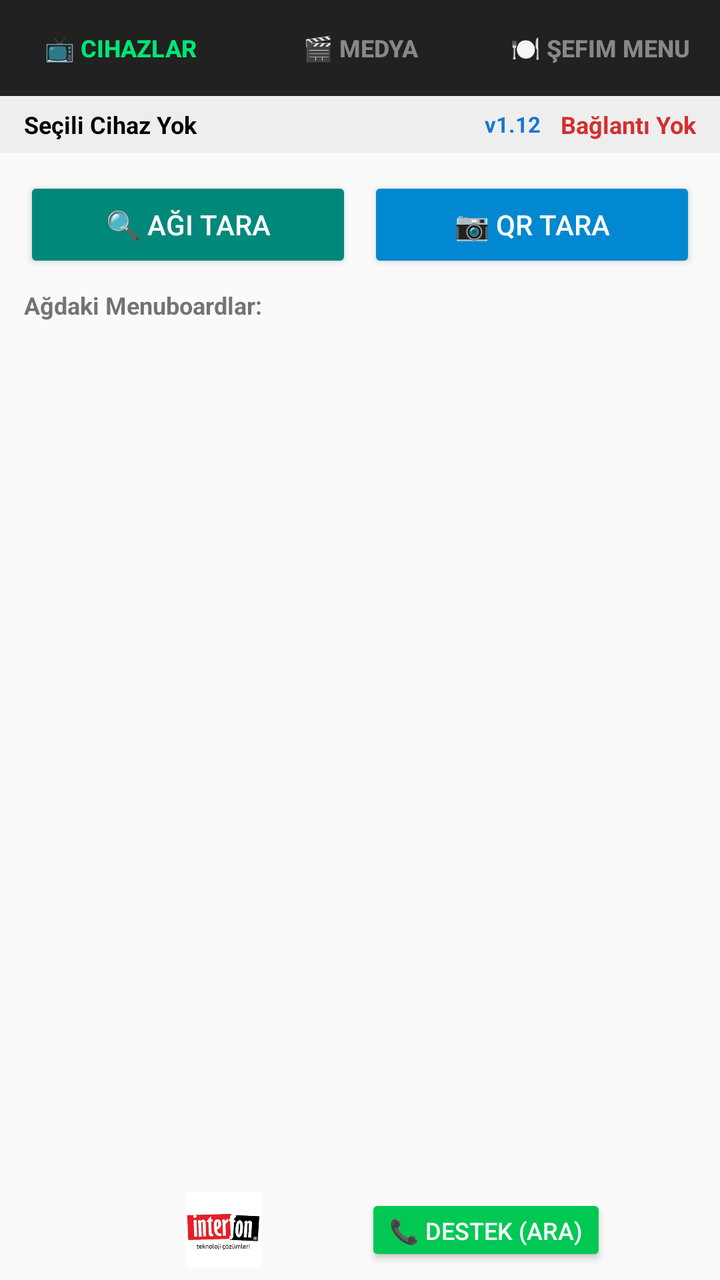
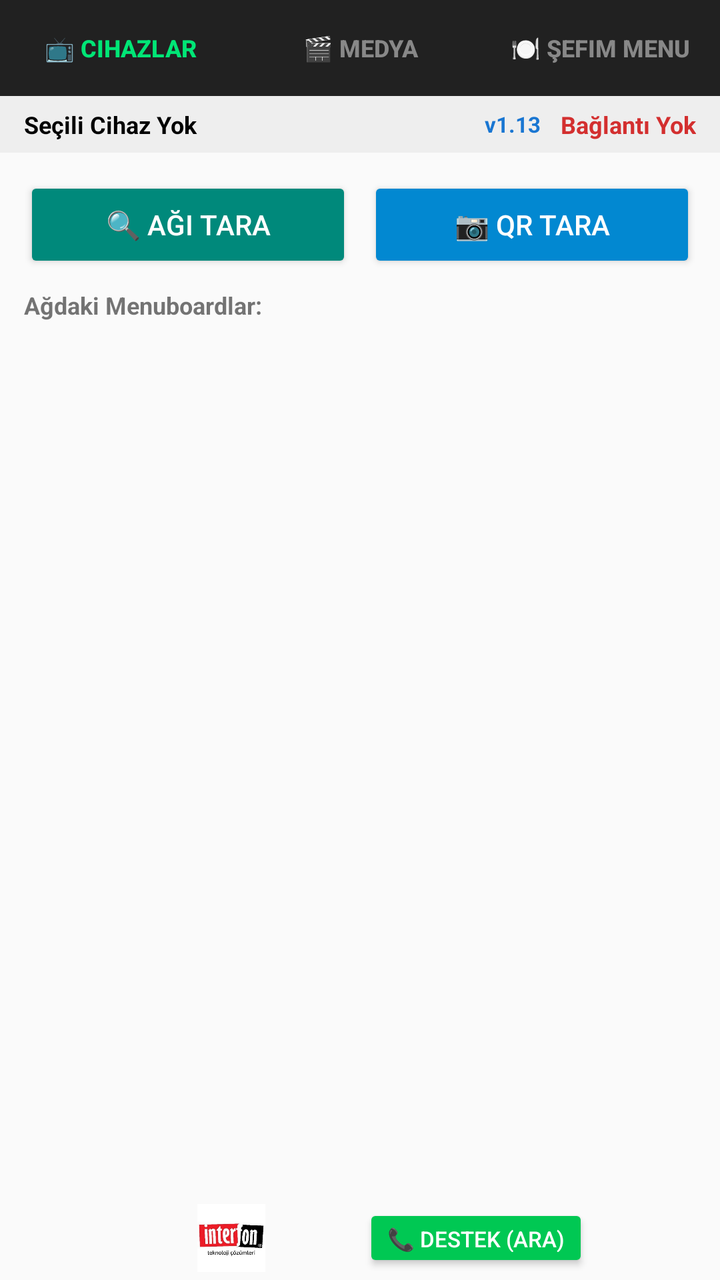

Screens rendered from an Android XML layout before and after an edit, with the pre-edit source and the edit as a unified diff.
<!-- AndroidManifest.xml: application theme Theme.AppCompat.Light.DarkActionBar -->
<!-- res/layout/activity_main.xml -->
<?xml version="1.0" encoding="utf-8"?>
<LinearLayout xmlns:android="http://schemas.android.com/apk/res/android"
    android:layout_width="match_parent"
    android:layout_height="match_parent"
    android:orientation="vertical">

    
    <LinearLayout
        android:layout_width="match_parent"
        android:layout_height="48dp"
        android:background="#212121"
        android:orientation="horizontal">

        <Button
            android:id="@+id/tabDevices"
            android:layout_width="0dp"
            android:layout_height="match_parent"
            android:layout_weight="1"
            android:background="?selectableItemBackground"
            android:text="📺 Cihazlar"
            android:textColor="#00E676"
            android:textSize="12sp"
            android:textStyle="bold" />

        <Button
            android:id="@+id/tabMedia"
            android:layout_width="0dp"
            android:layout_height="match_parent"
            android:layout_weight="1"
            android:background="?selectableItemBackground"
            android:text="🎬 Medya"
            android:textColor="#888888"
            android:textSize="12sp"
            android:textStyle="bold" />

        <Button
            android:id="@+id/tabSefim"
            android:layout_width="0dp"
            android:layout_height="match_parent"
            android:layout_weight="1"
            android:background="?selectableItemBackground"
            android:text="🍽️ Şefim Menu"
            android:textColor="#888888"
            android:textSize="12sp"
            android:textStyle="bold" />
    </LinearLayout>

    
    <LinearLayout
        android:layout_width="match_parent"
        android:layout_height="wrap_content"
        android:background="#EEEEEE"
        android:gravity="center_vertical"
        android:orientation="horizontal"
        android:paddingHorizontal="12dp"
        android:paddingVertical="6dp">

        <TextView
            android:id="@+id/txtActiveDeviceName"
            android:layout_width="0dp"
            android:layout_height="wrap_content"
            android:layout_weight="1"
            android:text="Seçili Cihaz Yok"
            android:textColor="#000000"
            android:textSize="12sp"
            android:textStyle="bold" />

        <TextView
            android:id="@+id/txtRemoteVersion"
            android:layout_width="wrap_content"
            android:layout_height="wrap_content"
            android:layout_marginEnd="10dp"
            android:text="v1.12"
            android:textColor="#1976D2"
            android:textSize="11sp"
            android:textStyle="bold" />

        <TextView
            android:id="@+id/txtConnectionStatus"
            android:layout_width="wrap_content"
            android:layout_height="wrap_content"
            android:text="Bağlantı Yok"
            android:textColor="#D32F2F"
            android:textSize="12sp"
            android:textStyle="bold" />
    </LinearLayout>

    
    <LinearLayout
        android:id="@+id/panelTabDevices"
        android:layout_width="match_parent"
        android:layout_height="0dp"
        android:layout_weight="1"
        android:orientation="vertical"
        android:padding="12dp"
        android:visibility="visible">

        <LinearLayout
            android:layout_width="match_parent"
            android:layout_height="wrap_content"
            android:orientation="horizontal">

            <Button
                android:id="@+id/btnScanNetwork"
                android:layout_width="0dp"
                android:layout_height="wrap_content"
                android:layout_weight="1"
                android:backgroundTint="#00897B"
                android:text="🔍 Ağı Tara"
                android:textColor="#FFFFFF" />

            <Button
                android:id="@+id/btnScanQr"
                android:layout_width="0dp"
                android:layout_height="wrap_content"
                android:layout_marginStart="8dp"
                android:layout_weight="1"
                android:backgroundTint="#0288D1"
                android:text="📷 QR Tara"
                android:textColor="#FFFFFF" />
        </LinearLayout>

        <TextView
            android:layout_width="wrap_content"
            android:layout_height="wrap_content"
            android:layout_marginTop="8dp"
            android:text="Ağdaki Menuboardlar:"
            android:textSize="12sp"
            android:textStyle="bold" />

        <androidx.recyclerview.widget.RecyclerView
            android:id="@+id/rvDevices"
            android:layout_width="match_parent"
            android:layout_height="0dp"
            android:layout_marginTop="6dp"
            android:layout_weight="1" />
    </LinearLayout>

    
    <LinearLayout
        android:id="@+id/panelTabMedia"
        android:layout_width="match_parent"
        android:layout_height="0dp"
        android:layout_weight="1"
        android:orientation="vertical"
        android:padding="12dp"
        android:visibility="gone">

        <LinearLayout
            android:layout_width="match_parent"
            android:layout_height="wrap_content"
            android:background="#E8EAF6"
            android:gravity="center_vertical"
            android:orientation="horizontal"
            android:padding="8dp">

            <TextView
                android:layout_width="0dp"
                android:layout_height="wrap_content"
                android:layout_weight="1"
                android:text="Telefon Ekranını Yansıt:"
                android:textSize="13sp"
                android:textStyle="bold" />

            <Button
                android:id="@+id/btnToggleScreenShare"
                android:layout_width="wrap_content"
                android:layout_height="wrap_content"
                android:backgroundTint="#7B1FA2"
                android:text="📱 Ekranı Paylaş"
                android:textColor="#FFFFFF" />
        </LinearLayout>

        <LinearLayout
            android:id="@+id/panelControls"
            android:layout_width="match_parent"
            android:layout_height="wrap_content"
            android:layout_marginTop="8dp"
            android:background="#F5F5F5"
            android:orientation="vertical"
            android:padding="8dp">

            <LinearLayout
                android:layout_width="match_parent"
                android:layout_height="wrap_content"
                android:orientation="horizontal">

                <EditText
                    android:id="@+id/edtDuration"
                    android:layout_width="0dp"
                    android:layout_height="wrap_content"
                    android:layout_weight="1"
                    android:hint="Süre (0:tam)"
                    android:inputType="number"
                    android:text="0" />

                <EditText
                    android:id="@+id/edtWaitAfter"
                    android:layout_width="0dp"
                    android:layout_height="wrap_content"
                    android:layout_marginStart="6dp"
                    android:layout_weight="1"
                    android:hint="Bekleme"
                    android:inputType="number"
                    android:text="0" />

                <Spinner
                    android:id="@+id/spinnerAnim"
                    android:layout_width="0dp"
                    android:layout_height="wrap_content"
                    android:layout_marginStart="6dp"
                    android:layout_weight="1.2" />
            </LinearLayout>

            <Button
                android:id="@+id/btnPickMedia"
                android:layout_width="match_parent"
                android:layout_height="wrap_content"
                android:layout_marginTop="4dp"
                android:text="+ Medya Yükle" />

            <ProgressBar
                android:id="@+id/uploadProgressBar"
                style="?android:attr/progressBarStyleHorizontal"
                android:layout_width="match_parent"
                android:layout_height="8dp"
                android:layout_marginTop="6dp"
                android:max="100"
                android:visibility="gone" />
        </LinearLayout>

        <TextView
            android:layout_width="wrap_content"
            android:layout_height="wrap_content"
            android:layout_marginTop="8dp"
            android:text="Oynatma Listesi:"
            android:textSize="12sp"
            android:textStyle="bold" />

        <androidx.recyclerview.widget.RecyclerView
            android:id="@+id/recyclerViewPlaylist"
            android:layout_width="match_parent"
            android:layout_height="0dp"
            android:layout_marginTop="4dp"
            android:layout_weight="1" />
    </LinearLayout>

    
    <LinearLayout
        android:id="@+id/panelTabSefim"
        android:layout_width="match_parent"
        android:layout_height="0dp"
        android:layout_weight="1"
        android:orientation="vertical"
        android:padding="10dp"
        android:visibility="gone">

        <LinearLayout
            android:layout_width="match_parent"
            android:layout_height="wrap_content"
            android:orientation="horizontal">

            <Button
                android:id="@+id/btnDbConfig"
                android:layout_width="0dp"
                android:layout_height="40dp"
                android:layout_weight="1"
                android:backgroundTint="#455A64"
                android:text="⚙️ DB Ayarları"
                android:textColor="#FFFFFF"
                android:textSize="12sp" />

            <Button
                android:id="@+id/btnFetchSefim"
                android:layout_width="0dp"
                android:layout_height="40dp"
                android:layout_marginStart="8dp"
                android:layout_weight="1"
                android:backgroundTint="#0288D1"
                android:text="🔄 Ürünleri Getir"
                android:textColor="#FFFFFF"
                android:textSize="12sp" />
        </LinearLayout>

        
        <LinearLayout
            android:layout_width="match_parent"
            android:layout_height="wrap_content"
            android:layout_marginTop="6dp"
            android:background="#F5F5F5"
            android:gravity="center_vertical"
            android:orientation="horizontal"
            android:padding="4dp">

            <Spinner
                android:id="@+id/spinnerSefimTheme"
                android:layout_width="0dp"
                android:layout_height="wrap_content"
                android:layout_weight="1.3" />

            <Spinner
                android:id="@+id/spinnerSefimFontSize"
                android:layout_width="0dp"
                android:layout_height="wrap_content"
                android:layout_marginStart="4dp"
                android:layout_weight="1" />

            <CheckBox
                android:id="@+id/cbSefimBold"
                android:layout_width="wrap_content"
                android:layout_height="wrap_content"
                android:checked="true"
                android:text="Kalın"
                android:textSize="11sp" />
        </LinearLayout>

        
        <LinearLayout
            android:layout_width="match_parent"
            android:layout_height="wrap_content"
            android:layout_marginTop="4dp"
            android:background="#EFEBE9"
            android:gravity="center_vertical"
            android:orientation="horizontal"
            android:paddingHorizontal="8dp"
            android:paddingVertical="4dp">

            <TextView
                android:layout_width="wrap_content"
                android:layout_height="wrap_content"
                android:text="✨ Hareketli Obje:"
                android:textColor="#333333"
                android:textSize="12sp"
                android:textStyle="bold" />

            <Spinner
                android:id="@+id/spinnerSefimBgObject"
                android:layout_width="0dp"
                android:layout_height="wrap_content"
                android:layout_marginStart="8dp"
                android:layout_weight="1" />
        </LinearLayout>

        <androidx.recyclerview.widget.RecyclerView
            android:id="@+id/rvSefimProducts"
            android:layout_width="match_parent"
            android:layout_height="0dp"
            android:layout_marginTop="6dp"
            android:layout_weight="1"
            android:background="#1A1A1A"
            android:padding="6dp" />

        <Button
            android:id="@+id/btnPublishSefimMenu"
            android:layout_width="match_parent"
            android:layout_height="44dp"
            android:layout_marginTop="6dp"
            android:backgroundTint="#E65100"
            android:text="📺 Çok Sayfalı Menüyü Yayınla"
            android:textColor="#FFFFFF"
            android:textStyle="bold" />
    </LinearLayout>

    
    <LinearLayout
        android:layout_width="match_parent"
        android:layout_height="wrap_content"
        android:background="#FAFAFA"
        android:gravity="center"
        android:orientation="horizontal"
        android:padding="6dp">

        <ImageView
            android:id="@+id/imgFooterLogo"
            android:layout_width="110dp"
            android:layout_height="38dp"
            android:background="?selectableItemBackground"
            android:clickable="true"
            android:focusable="true"
            android:src="@drawable/logo_interfon" />

        <Button
            android:id="@+id/btnSupportCall"
            android:layout_width="wrap_content"
            android:layout_height="36dp"
            android:layout_marginStart="16dp"
            android:backgroundTint="#00C853"
            android:text="📞 Destek (Ara)"
            android:textColor="#FFFFFF"
            android:textSize="12sp" />
    </LinearLayout>

</LinearLayout>
<!-- resources referenced by this layout -->
<resources>
  <!-- drawable logo_interfon: png bitmap (drawable, 130394 bytes) -->
</resources>

<!-- the commit's change to res/layout/activity_main.xml (unified diff, before → after) -->
@@ -70,7 +70,7 @@
             android:layout_width="wrap_content"
             android:layout_height="wrap_content"
             android:layout_marginEnd="10dp"
-            android:text="v1.12"
+            android:text="v1.13"
             android:textColor="#1976D2"
             android:textSize="11sp"
             android:textStyle="bold" />
@@ -252,9 +252,10 @@
         android:layout_height="0dp"
         android:layout_weight="1"
         android:orientation="vertical"
-        android:padding="10dp"
+        android:padding="8dp"
         android:visibility="gone">
 
+        
         <LinearLayout
             android:layout_width="match_parent"
             android:layout_height="wrap_content"
@@ -263,52 +264,119 @@
             <Button
                 android:id="@+id/btnDbConfig"
                 android:layout_width="0dp"
-                android:layout_height="40dp"
+                android:layout_height="38dp"
                 android:layout_weight="1"
                 android:backgroundTint="#455A64"
-                android:text="⚙️ DB Ayarları"
+                android:paddingHorizontal="4dp"
+                android:text="⚙️ DB Ayar"
                 android:textColor="#FFFFFF"
-                android:textSize="12sp" />
+                android:textSize="11sp" />
 
             <Button
                 android:id="@+id/btnFetchSefim"
                 android:layout_width="0dp"
-                android:layout_height="40dp"
-                android:layout_marginStart="8dp"
-                android:layout_weight="1"
+                android:layout_height="38dp"
+                android:layout_marginStart="4dp"
+                android:layout_weight="1.1"
                 android:backgroundTint="#0288D1"
-                android:text="🔄 Ürünleri Getir"
+                android:paddingHorizontal="4dp"
+                android:text="🔄 DB'den Çek"
                 android:textColor="#FFFFFF"
-                android:textSize="12sp" />
+                android:textSize="11sp" />
+
+            <Button
+                android:id="@+id/btnLoadDemoProducts"
+                android:layout_width="0dp"
+                android:layout_height="38dp"
+                android:layout_marginStart="4dp"
+                android:layout_weight="1.1"
+                android:backgroundTint="#7B1FA2"
+                android:paddingHorizontal="4dp"
+                android:text="🧪 Test Ürünleri"
+                android:textColor="#FFFFFF"
+                android:textSize="11sp" />
         </LinearLayout>
 
         
         <LinearLayout
             android:layout_width="match_parent"
             android:layout_height="wrap_content"
-            android:layout_marginTop="6dp"
+            android:layout_marginTop="4dp"
+            android:background="#ECEFF1"
+            android:orientation="vertical"
+            android:padding="6dp">
+
+            <EditText
+                android:id="@+id/edtRestaurantName"
+                android:layout_width="match_parent"
+                android:layout_height="36dp"
+                android:background="@android:drawable/editbox_background_normal"
+                android:hint="Restoran Adı (Örn: BALIKÇI ŞÜKRÜ)"
+                android:paddingHorizontal="8dp"
+                android:singleLine="true"
+                android:text="BALIKÇI ŞÜKRÜ"
+                android:textSize="12sp"
+                android:textStyle="bold" />
+
+            <LinearLayout
+                android:layout_width="match_parent"
+                android:layout_height="wrap_content"
+                android:layout_marginTop="2dp"
+                android:orientation="horizontal">
+
+                <EditText
+                    android:id="@+id/edtHeaderNote"
+                    android:layout_width="0dp"
+                    android:layout_height="34dp"
+                    android:layout_weight="1"
+                    android:background="@android:drawable/editbox_background_normal"
+                    android:hint="Üst Bilgi (Örn: Taze Deniz Ürünleri)"
+                    android:paddingHorizontal="6dp"
+                    android:singleLine="true"
+                    android:textSize="11sp" />
+
+                <EditText
+                    android:id="@+id/edtFooterNote"
+                    android:layout_width="0dp"
+                    android:layout_height="34dp"
+                    android:layout_marginStart="4dp"
+                    android:layout_weight="1"
+                    android:background="@android:drawable/editbox_background_normal"
+                    android:hint="Alt Bilgi (Örn: Afiyet Olsun)"
+                    android:paddingHorizontal="6dp"
+                    android:singleLine="true"
+                    android:text="Afiyet Olsun • KDV Dahildir"
+                    android:textSize="11sp" />
+            </LinearLayout>
+        </LinearLayout>
+
+        
+        <LinearLayout
+            android:layout_width="match_parent"
+            android:layout_height="wrap_content"
+            android:layout_marginTop="4dp"
             android:background="#F5F5F5"
             android:gravity="center_vertical"
             android:orientation="horizontal"
-            android:padding="4dp">
+            android:padding="2dp">
 
             <Spinner
                 android:id="@+id/spinnerSefimTheme"
                 android:layout_width="0dp"
-                android:layout_height="wrap_content"
+                android:layout_height="34dp"
                 android:layout_weight="1.3" />
 
             <Spinner
                 android:id="@+id/spinnerSefimFontSize"
                 android:layout_width="0dp"
-                android:layout_height="wrap_content"
-                android:layout_marginStart="4dp"
+                android:layout_height="34dp"
+                android:layout_marginStart="2dp"
                 android:layout_weight="1" />
 
             <CheckBox
                 android:id="@+id/cbSefimBold"
                 android:layout_width="wrap_content"
-                android:layout_height="wrap_content"
+                android:layout_height="34dp"
                 android:checked="true"
                 android:text="Kalın"
                 android:textSize="11sp" />
@@ -318,46 +386,48 @@
         <LinearLayout
             android:layout_width="match_parent"
             android:layout_height="wrap_content"
-            android:layout_marginTop="4dp"
-            android:background="#EFEBE9"
+            android:layout_marginTop="3dp"
+            android:background="#FFF3E0"
             android:gravity="center_vertical"
             android:orientation="horizontal"
             android:paddingHorizontal="8dp"
-            android:paddingVertical="4dp">
+            android:paddingVertical="3dp">
 
             <TextView
                 android:layout_width="wrap_content"
                 android:layout_height="wrap_content"
-                android:text="✨ Hareketli Obje:"
-                android:textColor="#333333"
+                android:text="✨ Animasyon Objesi:"
+                android:textColor="#E65100"
                 android:textSize="12sp"
                 android:textStyle="bold" />
 
             <Spinner
                 android:id="@+id/spinnerSefimBgObject"
                 android:layout_width="0dp"
-                android:layout_height="wrap_content"
-                android:layout_marginStart="8dp"
+                android:layout_height="34dp"
+                android:layout_marginStart="6dp"
                 android:layout_weight="1" />
         </LinearLayout>
 
+        
         <androidx.recyclerview.widget.RecyclerView
             android:id="@+id/rvSefimProducts"
             android:layout_width="match_parent"
             android:layout_height="0dp"
-            android:layout_marginTop="6dp"
+            android:layout_marginTop="4dp"
             android:layout_weight="1"
             android:background="#1A1A1A"
-            android:padding="6dp" />
+            android:padding="4dp" />
 
         <Button
             android:id="@+id/btnPublishSefimMenu"
             android:layout_width="match_parent"
-            android:layout_height="44dp"
-            android:layout_marginTop="6dp"
+            android:layout_height="42dp"
+            android:layout_marginTop="4dp"
             android:backgroundTint="#E65100"
-            android:text="📺 Çok Sayfalı Menüyü Yayınla"
+            android:text="📺 Menüyü &amp; Animasyonu Menuboard'da Yayınla"
             android:textColor="#FFFFFF"
+            android:textSize="12sp"
             android:textStyle="bold" />
     </LinearLayout>
 
@@ -368,12 +438,12 @@
         android:background="#FAFAFA"
         android:gravity="center"
         android:orientation="horizontal"
-        android:padding="6dp">
+        android:padding="4dp">
 
         <ImageView
             android:id="@+id/imgFooterLogo"
-            android:layout_width="110dp"
-            android:layout_height="38dp"
+            android:layout_width="100dp"
+            android:layout_height="34dp"
             android:background="?selectableItemBackground"
             android:clickable="true"
             android:focusable="true"
@@ -382,12 +452,12 @@
         <Button
             android:id="@+id/btnSupportCall"
             android:layout_width="wrap_content"
-            android:layout_height="36dp"
+            android:layout_height="34dp"
             android:layout_marginStart="16dp"
             android:backgroundTint="#00C853"
             android:text="📞 Destek (Ara)"
             android:textColor="#FFFFFF"
-            android:textSize="12sp" />
+            android:textSize="11sp" />
     </LinearLayout>
 
 </LinearLayout>
